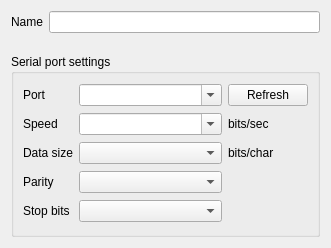
Before: the Qt Designer form src/multiserialviewer/ui_files/serialViewerSettingsWidget.ui in shaag7967/multiserialviewer, drawn with Qt 5.
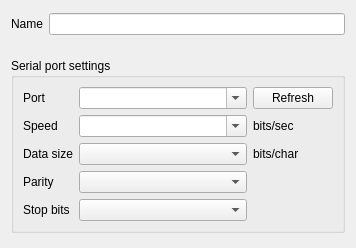
After: the same form once the commit is applied.

Commit message: first draft: added settings tab

What changed in the file:
```diff
--- a/src/multiserialviewer/ui_files/serialViewerSettingsWidget.ui
+++ b/src/multiserialviewer/ui_files/serialViewerSettingsWidget.ui
@@ -6,10 +6,22 @@
    <rect>
     <x>0</x>
     <y>0</y>
-    <width>331</width>
+    <width>356</width>
     <height>248</height>
    </rect>
   </property>
+  <property name="sizePolicy">
+   <sizepolicy hsizetype="Expanding" vsizetype="Minimum">
+    <horstretch>1</horstretch>
+    <verstretch>0</verstretch>
+   </sizepolicy>
+  </property>
+  <property name="minimumSize">
+   <size>
+    <width>0</width>
+    <height>0</height>
+   </size>
+  </property>
   <property name="windowTitle">
    <string>Form</string>
   </property>
@@ -47,11 +59,17 @@
    <item>
     <widget class="QGroupBox" name="groupBox">
      <property name="sizePolicy">
-      <sizepolicy hsizetype="Preferred" vsizetype="Minimum">
+      <sizepolicy hsizetype="Expanding" vsizetype="Fixed">
        <horstretch>0</horstretch>
        <verstretch>0</verstretch>
       </sizepolicy>
      </property>
+     <property name="minimumSize">
+      <size>
+       <width>0</width>
+       <height>0</height>
+      </size>
+     </property>
      <property name="title">
       <string>Serial port settings</string>
      </property>
```
The commit also changes 4 other files.
